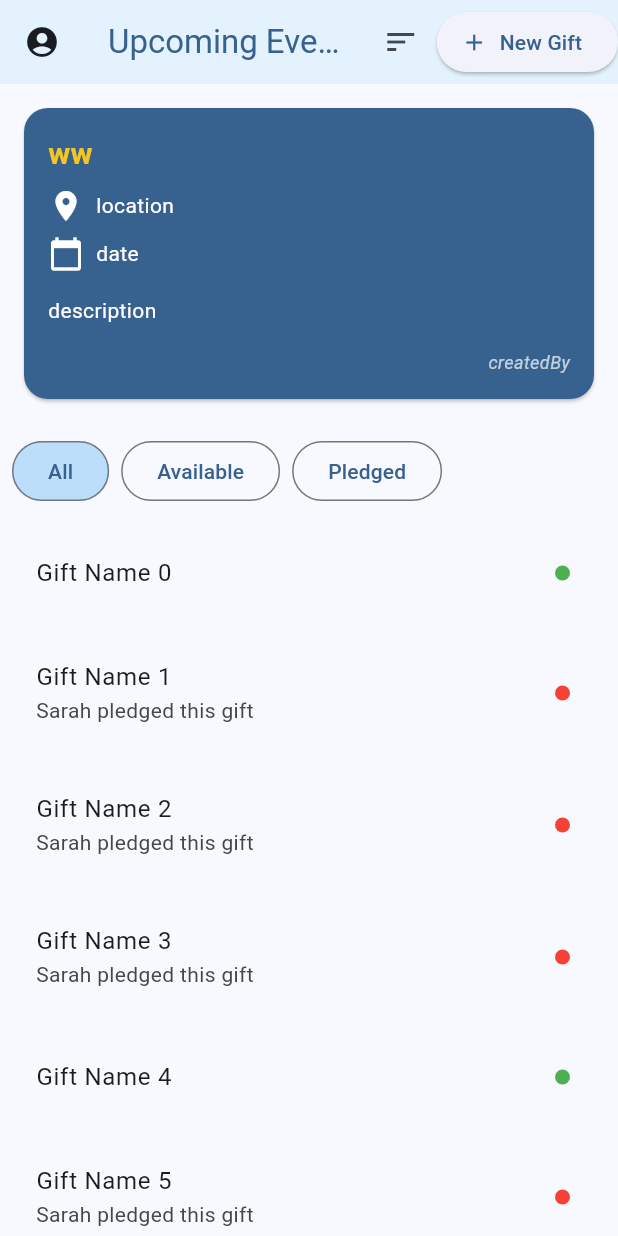
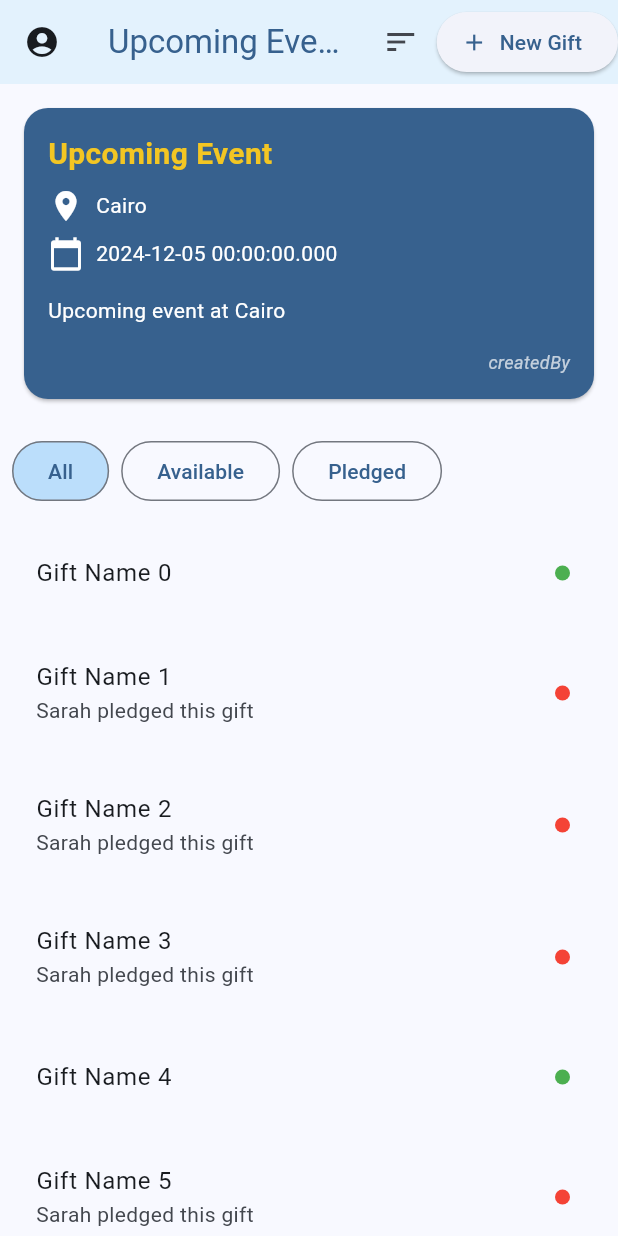
Before and after one commit to AhmedTareek/celebratio, a Flutter app: the EventsPage widget shown alone on an empty page, opened directly, after a tap on "Current", after a tap on "Upcoming", after a tap on "Upcoming Event", on a phone screen of 412 x 824 dp. Run offline on Flutter 3.47's test engine with Material 3 defaults, Android fonts, the phone set to English and light mode, and no system bars; network calls fail.

Commit message:
Added EventData.dart and made EventDetails.dart and EventsPage.dart use it

```diff
--- /dev/null
+++ b/lib/EventData.dart
@@ -0,0 +1,22 @@
+class EventData{
+  String name;
+  String description;
+  DateTime date;
+  String location;
+  String category;
+  int id;
+
+  EventData({required this.name, required this.description, required this.date,
+    required this.location, required this.id, required this.category});
+
+  factory EventData.fromJson(Map<String, dynamic> json){
+    return EventData(
+      name: json['name'],
+      description: json['description'],
+      date: json['date'],
+      location: json['location'],
+      category: json['category'],
+      id: json['id']
+    );
+  }
+}
--- a/lib/EventDetails.dart
+++ b/lib/EventDetails.dart
@@ -1,11 +1,12 @@
+import 'package:celebratio/EventData.dart';
 import 'package:celebratio/GiftDetails.dart';
 import 'package:flutter/material.dart';
 import 'CustomWidget.dart';
 
 class EventDetails extends StatefulWidget {
-  final String eventName;
+  final EventData eventData;
 
-  const EventDetails({super.key, required this.eventName});
+  const EventDetails({super.key, required this.eventData});
 
   @override
   State<StatefulWidget> createState() {
@@ -14,15 +15,20 @@ class EventDetails extends StatefulWidget {
 }
 
 class _EventDetailsState extends State<EventDetails> {
+
+
+
+
   @override
   Widget build(BuildContext context) {
+    var currentEvent = widget.eventData;
     return CustomWidget(
-      title: widget.eventName,
+      title: currentEvent.name,
       topWidget: EventCard(
-          name: 'ww',
-          location: 'location',
-          date: 'date',
-          description: 'description',
+          name: currentEvent.name,
+          location: currentEvent.location,
+          date: currentEvent.date.toString(),
+          description: currentEvent.description,
           createdBy: 'createdBy'),
       filterButtons: [
         FilterButton(label: 'All'),
@@ -37,17 +43,17 @@ class _EventDetailsState extends State<EventDetails> {
         return Padding(
           padding: const EdgeInsets.all(8.0),
           child: ListTile(
-            onTap: (){
-              Navigator.push(context, MaterialPageRoute(builder: (context) => GiftDetails()));
+            onTap: () {
+              Navigator.push(context,
+                  MaterialPageRoute(builder: (context) => GiftDetails()));
             },
-            onLongPress: (){
-              if(idx%4==0) {
+            onLongPress: () {
+              if (idx % 4 == 0) {
                 showModalBottomSheet(
                   context: context,
                   builder: (BuildContext context) {
                     return Wrap(
                       children: <Widget>[
-
                         ListTile(
                           leading: Icon(Icons.edit),
                           title: Text('Edit'),
@@ -55,7 +61,6 @@ class _EventDetailsState extends State<EventDetails> {
                             Navigator.pop(context);
                           },
                         ),
-
                         ListTile(
                           leading: Icon(Icons.delete),
                           title: Text('Delete'),
@@ -69,23 +74,24 @@ class _EventDetailsState extends State<EventDetails> {
                 );
               }
             },
-            title: Text('Gift Name $idx',),
-            subtitle: idx%4!=0?Text('Sarah pledged this gift'):null,
+            title: Text(
+              'Gift Name $idx',
+            ),
+            subtitle: idx % 4 != 0 ? Text('Sarah pledged this gift') : null,
             trailing: Stack(
               alignment: Alignment.center,
               children: [
                 CircleAvatar(
                   radius: 5,
-                  backgroundColor: idx%4==0?Colors.green:Colors.red,
+                  backgroundColor: idx % 4 == 0 ? Colors.green : Colors.red,
                 ),
-
               ],
             ),
           ),
         );
       },
       itemCount: 25,
-      newButton: NewButton(label: 'New Gift',onPressed: (){}),
+      newButton: NewButton(label: 'New Gift', onPressed: () {}),
     );
   }
 }
--- a/lib/EventsPage.dart
+++ b/lib/EventsPage.dart
@@ -1,4 +1,5 @@
 import 'package:celebratio/CustomWidget.dart';
+import 'package:celebratio/EventData.dart';
 import 'package:celebratio/EventDetails.dart';
 import 'package:flutter/material.dart';
 import 'package:intl/intl.dart';
@@ -19,14 +20,16 @@ class _EventState extends State<EventsPage> {
       "date": DateTime(2024, 11, 5),
       "category": "Birthday",
       "location": "Cairo",
-      "description": "Ahmed's birthday at Cairo"
+      "description": "Ahmed's birthday at Cairo",
+      "id": 1
     },
     {
       "name": "Sara Birthday",
       "date": DateTime(2024, 11, 15),
       "category": "Birthday",
       "location": "Cairo",
-      "description": "Sara's birthday at Cairo"
+      "description": "Sara's birthday at Cairo",
+      "id": 2
     },
 
     {
@@ -34,7 +37,8 @@ class _EventState extends State<EventsPage> {
       "date": DateTime(2024, 11, 10),
       "category": "Wedding",
       "location": "Cairo",
-      "description": "Ahmed's wedding at Cairo"
+      "description": "Ahmed's wedding at Cairo",
+      "id": 3
     },
 
     {
@@ -42,7 +46,8 @@ class _EventState extends State<EventsPage> {
       "date": DateTime(2024, 11, 20),
       "category": "Wedding",
       "location": "Cairo",
-      "description": "Sara's wedding at Cairo"
+      "description": "Sara's wedding at Cairo",
+      "id": 4
     },
     {
       "name": "Today's Event",
@@ -50,23 +55,25 @@ class _EventState extends State<EventsPage> {
           DateTime.now().year, DateTime.now().month, DateTime.now().day),
       "category": "Today",
       "location": "Cairo",
-      "description": "Today's event at Cairo"
+      "description": "Today's event at Cairo",
+      "id": 5
     },
     {
       "name": "Upcoming Event",
       "date": DateTime(2024, 12, 5),
       "category": "Upcoming",
       "location": "Cairo",
-      "description": "Upcoming event at Cairo"
+      "description": "Upcoming event at Cairo",
+      "id": 6
     },
     {
       "name": "A past Event",
       "date": DateTime(2024, 11, 15),
       "category": "Anniversary",
       "location": "Cairo",
-      "description": "Past event at Cairo"
+      "description": "Past event at Cairo",
+      "id": 7
     },
-
   ];
   List<Map<String, dynamic>> filteredEvents = [];
   String sortType = "";
@@ -254,9 +261,11 @@ class _EventState extends State<EventsPage> {
   @override
   Widget build(BuildContext context) {
     return CustomWidget(
-        newButton: NewButton(label: 'New Event', onPressed: () {
-          _addNewEvent();
-        }),
+        newButton: NewButton(
+            label: 'New Event',
+            onPressed: () {
+              _addNewEvent();
+            }),
         filterButtons: [
           FilterButton(
               label: 'Past',
@@ -306,8 +315,9 @@ class _EventState extends State<EventsPage> {
               Navigator.push(
                 context,
                 MaterialPageRoute(
-                  builder: (context) =>
-                      EventDetails(eventName: event['name']),
+                  builder: (context) => EventDetails(
+                    eventData: EventData.fromJson(event),
+                  ),
                 ),
               );
             },
```
